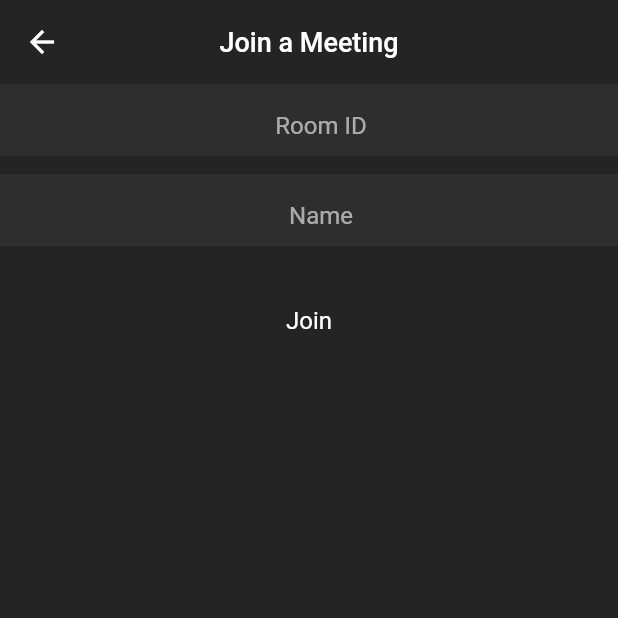
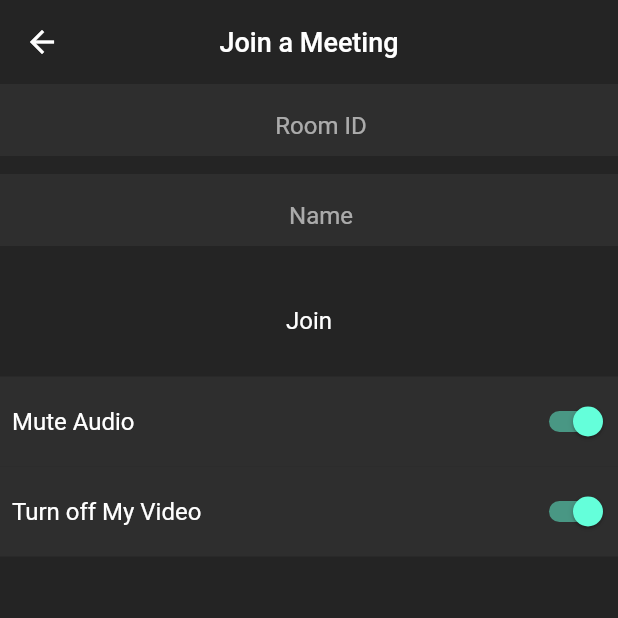
Before and after one commit to chirantan-basu01/Startchat, a Flutter app: the VideoCallScreen screen opened by its route, after a tap on "Join", on a phone screen of 412 x 824 dp, the top half of it. Run offline on Flutter 3.47's test engine with Material 2 defaults, Android fonts, the phone set to English and light mode, and no system bars; our stand-ins replace cloud_firestore, firebase_auth, firebase_core, google_sign_in; missing offline and left inert: jitsi_meet; accounts and stored records are empty.

Commit message:
join video screen UI completed

```diff
--- a/lib/resources/jitsi_meet_methods.dart
+++ b/lib/resources/jitsi_meet_methods.dart
@@ -11,6 +11,7 @@ class JitsiMeetMethods {
     required String roomName,
     required bool isAudioMuted,
     required bool isVideoMuted,
+    String username = '',
   }) async {
     try {
       FeatureFlag featureFlag = FeatureFlag();
@@ -18,8 +19,16 @@ class JitsiMeetMethods {
       featureFlag.resolution = FeatureFlagVideoResolution
           .MD_RESOLUTION; // Limit video resolution to 360p
 
+      String name;
+
+      if (username.isEmpty) {
+        name = _authMethods.user.displayName!;
+      } else {
+        name = username;
+      }
+
       var options = JitsiMeetingOptions(room: roomName)
-        ..userDisplayName = _authMethods.user.displayName
+        ..userDisplayName = name
         ..userEmail = _authMethods.user.email
         ..userAvatarURL = _authMethods.user.photoURL
         ..audioMuted = isAudioMuted
--- a/lib/screens/video_call_screen.dart
+++ b/lib/screens/video_call_screen.dart
@@ -1,4 +1,7 @@
 import 'package:flutter/material.dart';
+import 'package:jitsi_meet/jitsi_meet.dart';
+import 'package:startchat/resources/jitsi_meet_methods.dart';
+import 'package:startchat/widgets/meeting_option.dart';
 
 import '../resources/auth_methods.dart';
 import '../utils/colors.dart';
@@ -14,6 +17,10 @@ class _VideoCallScreenState extends State<VideoCallScreen> {
   final AuthMethods _authMethods = AuthMethods();
   late TextEditingController meetingIdController;
   late TextEditingController nameController;
+  final JitsiMeetMethods _jitsiMeetMethods = JitsiMeetMethods();
+
+  bool isAudioMuted = true;
+  bool isVideoMuted = true;
 
   @override
   void initState() {
@@ -24,7 +31,22 @@ class _VideoCallScreenState extends State<VideoCallScreen> {
     super.initState();
   }
 
-  _joinMeeting() {}
+  @override
+  void dispose() {
+    super.dispose();
+    meetingIdController.dispose();
+    nameController.dispose();
+    JitsiMeet.removeAllListeners();
+  }
+
+  _joinMeeting() {
+    _jitsiMeetMethods.createMeeting(
+      roomName: meetingIdController.text,
+      isAudioMuted: isAudioMuted,
+      isVideoMuted: isVideoMuted,
+      username: nameController.text,
+    );
+  }
 
   @override
   Widget build(BuildContext context) {
@@ -88,9 +110,34 @@ class _VideoCallScreenState extends State<VideoCallScreen> {
                 ),
               ),
             ),
-          )
+          ),
+          const SizedBox(
+            height: 20,
+          ),
+          MeetingOption(
+            text: 'Mute Audio',
+            isMute: isAudioMuted,
+            onChange: onAudioMuted,
+          ),
+          MeetingOption(
+            text: 'Turn off My Video',
+            isMute: isVideoMuted,
+            onChange: onVideoMuted,
+          ),
         ],
       ),
     );
   }
+
+  onAudioMuted(bool val) {
+    setState(() {
+      isAudioMuted = val;
+    });
+  }
+
+  onVideoMuted(bool val) {
+    setState(() {
+      isVideoMuted = val;
+    });
+  }
 }
--- /dev/null
+++ b/lib/widgets/meeting_option.dart
@@ -0,0 +1,40 @@
+import 'package:flutter/material.dart';
+
+import '../utils/colors.dart';
+
+class MeetingOption extends StatelessWidget {
+  final String text;
+  final bool isMute;
+  final Function(bool) onChange;
+
+  const MeetingOption({
+    Key? key,
+    required this.text,
+    required this.isMute,
+    required this.onChange,
+  }) : super(key: key);
+
+  @override
+  Widget build(BuildContext context) {
+    return Container(
+      height: 60,
+      color: secondaryBackgroundColor,
+      child: Row(
+        mainAxisAlignment: MainAxisAlignment.spaceBetween,
+        children: [
+          Padding(
+            padding: const EdgeInsets.all(8.0),
+            child: Text(
+              text,
+              style: const TextStyle(fontSize: 16),
+            ),
+          ),
+          Switch.adaptive(
+            value: isMute,
+            onChanged: onChange,
+          ),
+        ],
+      ),
+    );
+  }
+}
```
